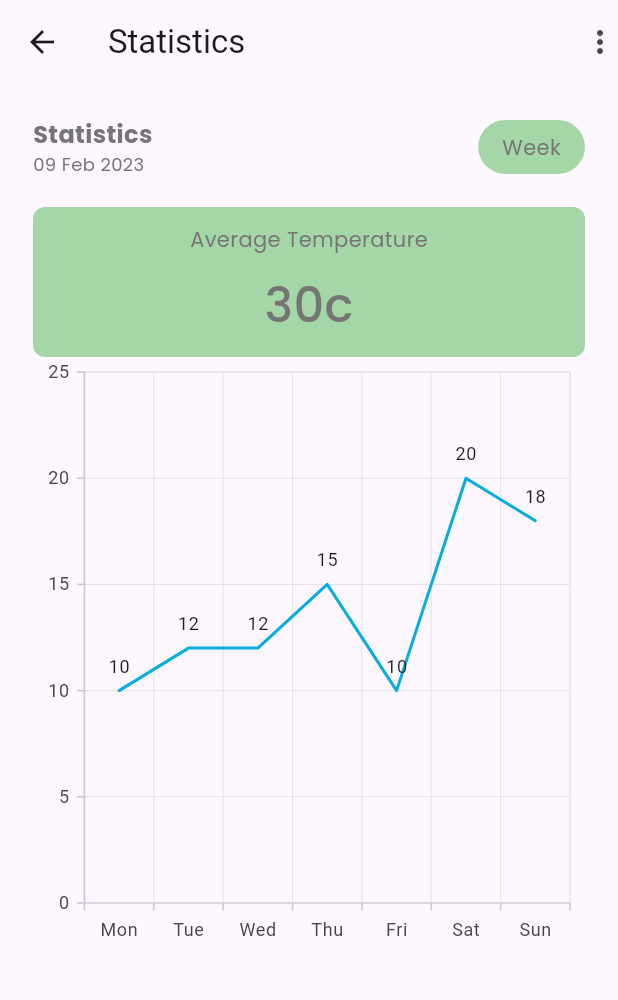
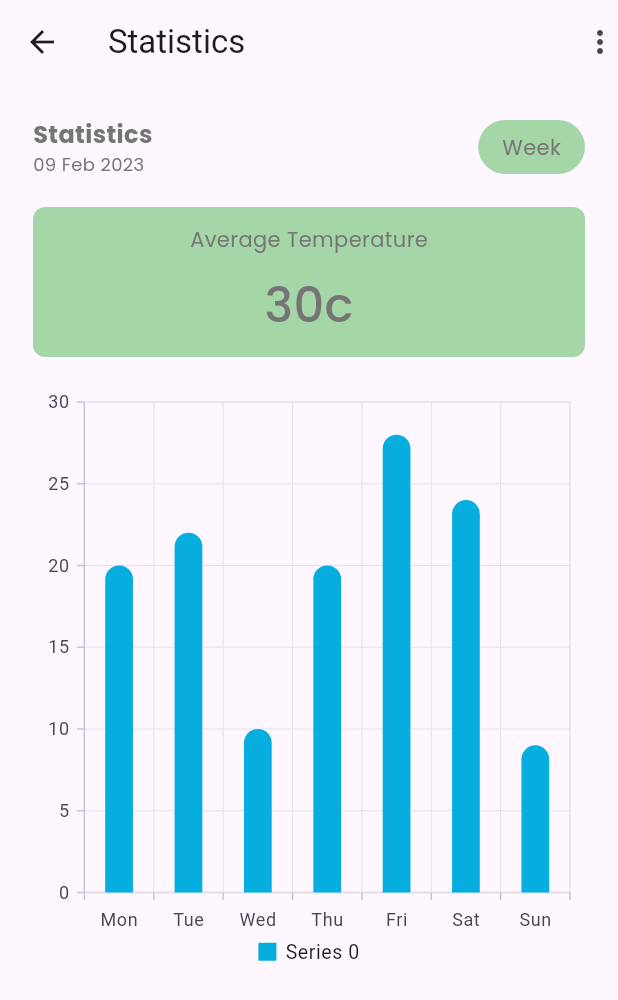
Before and after one commit to donald-88/smart-farm-app, a Flutter app: the screen it shows after launch, on a phone screen of 412 x 824 dp. Shown: the top 1000 px of the screen. Run offline on Flutter 3.47's test engine with Material 2 defaults, Android fonts, the phone set to English and light mode, and no system bars; our stand-ins replace dio, google_fonts, syncfusion_flutter_charts.

Commit message:
changed linechart to barchart

```diff
--- a/smart_farm/lib/main.dart
+++ b/smart_farm/lib/main.dart
@@ -17,12 +17,13 @@ class MyApp extends StatelessWidget {
         theme: ThemeData(
             useMaterial3: true,
             textTheme: TextTheme(
-                button: GoogleFonts.poppins(fontSize: 16, color: Colors.white),
-                headline2: GoogleFonts.poppins(
+                labelLarge:
+                    GoogleFonts.poppins(fontSize: 16, color: Colors.white),
+                displayMedium: GoogleFonts.poppins(
                     fontSize: 32,
                     fontWeight: FontWeight.bold,
                     color: Colors.white),
-                bodyText2: GoogleFonts.poppins(
+                bodyMedium: GoogleFonts.poppins(
                     fontSize: 14, color: Colors.grey[600]))),
         home: const Statistics());
   }
--- a/smart_farm/lib/pages/landing.dart
+++ b/smart_farm/lib/pages/landing.dart
@@ -31,7 +31,7 @@ class Landing extends StatelessWidget {
                   children: [
                     Text(
                       "Lets Manage Our Green House",
-                      style: Theme.of(context).textTheme.headline2,
+                      style: Theme.of(context).textTheme.displayMedium,
                       textAlign: TextAlign.center,
                     ),
                     const SizedBox(
@@ -39,7 +39,7 @@ class Landing extends StatelessWidget {
                     ),
                     Text(
                       "The greenhouse system is to help you manage your yield easily on your finger tips. ",
-                      style: Theme.of(context).textTheme.bodyText2,
+                      style: Theme.of(context).textTheme.bodyMedium,
                       textAlign: TextAlign.center,
                     ),
                   ],
--- a/smart_farm/lib/pages/statistics.dart
+++ b/smart_farm/lib/pages/statistics.dart
@@ -7,6 +7,15 @@ class Statistics extends StatelessWidget {
 
   @override
   Widget build(BuildContext context) {
+    final List<TemperatureData> barData = [
+      TemperatureData(day: "Mon", temp: 20, color: Colors.green),
+      TemperatureData(day: "Tue", temp: 22, color: Colors.blue),
+      TemperatureData(day: "Wed", temp: 10, color: Colors.red),
+      TemperatureData(day: "Thu", temp: 20, color: Colors.yellow),
+      TemperatureData(day: "Fri", temp: 28, color: Colors.purple),
+      TemperatureData(day: "Sat", temp: 24, color: Colors.orange),
+      TemperatureData(day: "Sun", temp: 9, color: Colors.pink),
+    ];
     final width = MediaQuery.of(context).size.width;
     final height = MediaQuery.of(context).size.height;
     return Scaffold(
@@ -67,29 +76,25 @@ class Statistics extends StatelessWidget {
                     ],
                   ),
                 )),
+            const SizedBox(height: 20),
             SizedBox(
                 height: 400,
                 width: width,
                 child: SfCartesianChart(
+                    legend: Legend(isVisible: true, position: LegendPosition.auto),
                     primaryXAxis: CategoryAxis(),
-                series: <LineSeries<TemperatureData, String>>[
-                  LineSeries<TemperatureData, String>(
-                      dataSource: <TemperatureData>[
-                        TemperatureData(day: 'Mon', temp: 10),
-                        TemperatureData(day: 'Tue', temp: 12),
-                        TemperatureData(day: 'Wed', temp: 12),
-                        TemperatureData(day: 'Thu', temp: 15),
-                        TemperatureData(day: 'Fri', temp: 10),
-                        TemperatureData(day: 'Sat', temp: 20),
-                        TemperatureData(day: 'Sun', temp: 18),
-                      ],
+                    series: <ChartSeries<TemperatureData, String>>[
+                      ColumnSeries<TemperatureData, String>(
+                          dataSource: barData,
                           xValueMapper: (TemperatureData temp, _) => temp.day,
                           yValueMapper: (TemperatureData temp, _) => temp.temp,
-                      dataLabelSettings:
-                          const DataLabelSettings(isVisible: true)),
-                ],
-              ),
-            )
+                          width: 0.4,
+                          yAxisName: "Temperature",
+                          xAxisName: "Days",
+                          borderRadius: const BorderRadius.only(
+                              topLeft: Radius.circular(16),
+                              topRight: Radius.circular(16))),
+                    ]))
           ],
         ),
       ),
@@ -98,7 +103,8 @@ class Statistics extends StatelessWidget {
 }
 
 class TemperatureData {
-  TemperatureData({required this.day, required this.temp});
+  TemperatureData({required this.day, required this.temp, required this.color});
   final String day;
   final double temp;
+  final Color color;
 }
```
Also changed, not shown: smart_farm/pubspec.yaml (+47 -47 lines), smart_farm/pubspec.lock. Lines whose indentation alone changed are shown as unchanged.
